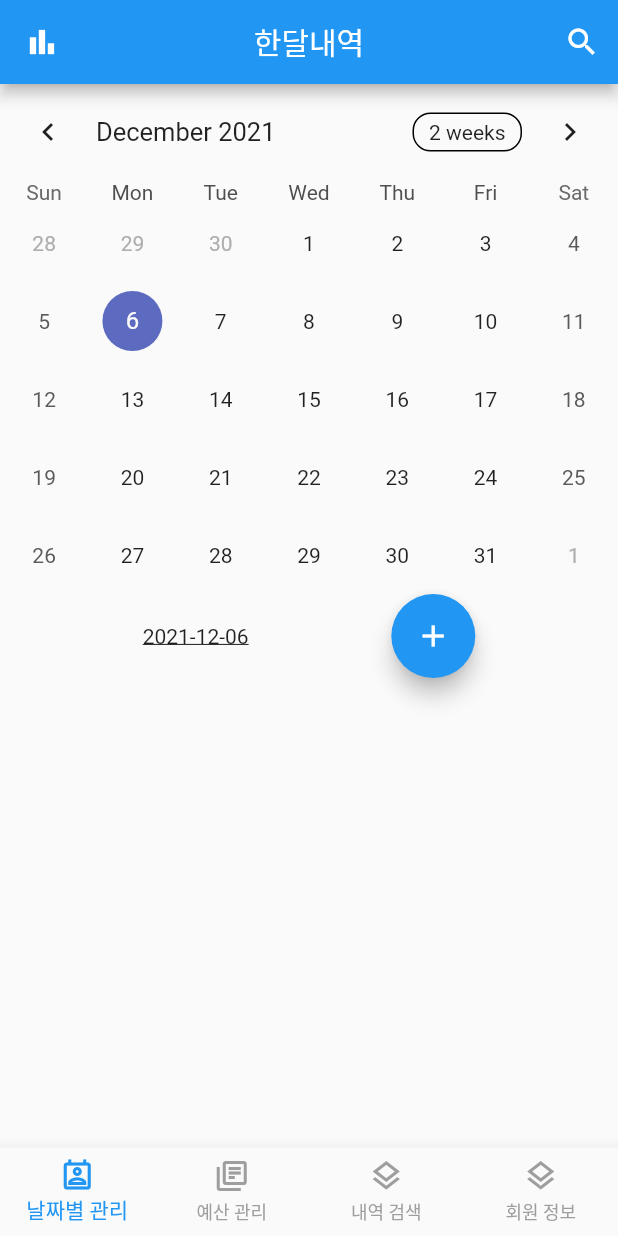
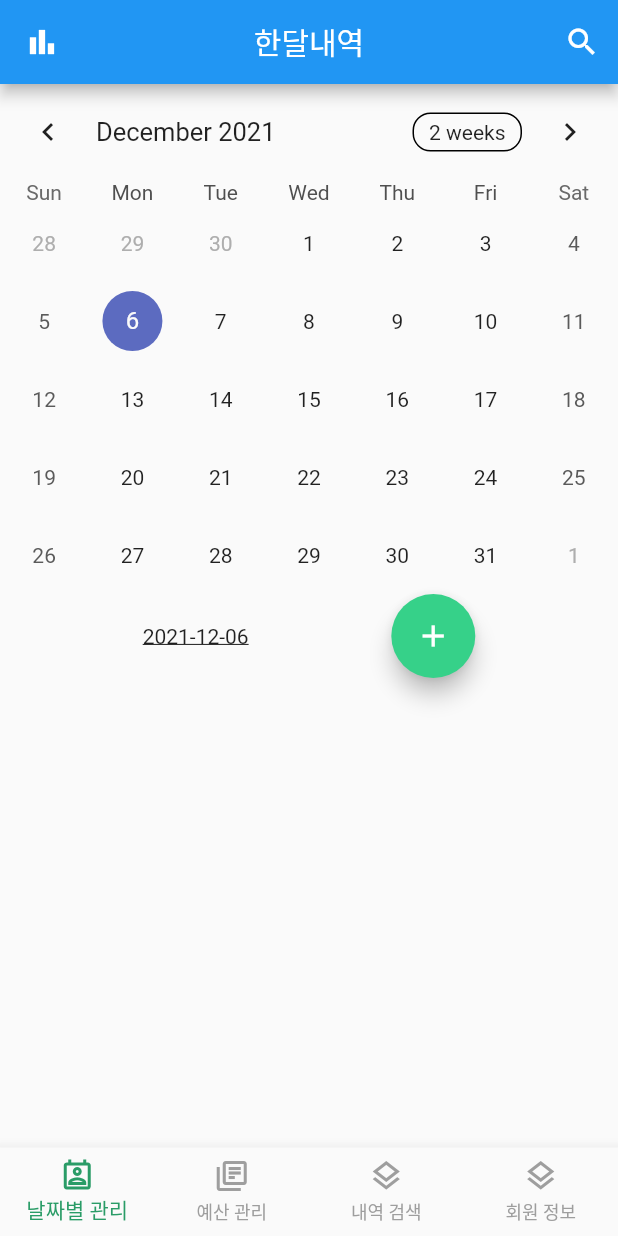
Before and after one commit to didgmlcks99/accountbook, a Flutter app: the screen it shows after launch, after a tap on "NEXT", on a phone screen of 412 x 824 dp. Run offline on Flutter 3.47's test engine with Material 2 defaults, Android fonts, the phone set to English and light mode, and no system bars; drawn by our look-alikes of table_calendar; our stand-ins replace avatar_glow, cloud_firestore, firebase_auth, firebase_core, google_maps_flutter, google_sign_in and 4 more; missing offline and left inert: google_maps_place_picker; accounts and stored records are empty; network calls fail.

Commit message:
ui design

```diff
--- a/lib/app.dart
+++ b/lib/app.dart
@@ -29,10 +29,25 @@ class _AccountBookAppState extends State<AccountBookApp>{
           return MaterialApp(
             title: 'AccountBookApp',
             theme: ThemeData(
-                brightness: Brightness.light,
-                // appBarTheme: const AppBarTheme(
-                //   color: Colors.lightGreen,
-                // )
+              primaryTextTheme: TextTheme(
+                title: TextStyle(color: Colors.white,
+                    fontWeight: FontWeight.bold),
+
+              ),
+
+              primaryIconTheme: IconThemeData(
+                color: Colors.white,
+              ),
+
+              elevatedButtonTheme: ElevatedButtonThemeData(
+                style: ElevatedButton.styleFrom(
+                  primary: Color(0XFF139e5d)
+                )
+              ),
+
+              primaryColor:  Color(0xFF88c2a7),
+              accentColor: Color(0XFF36d189)
+
             ),
             home: const HomePage(),
             initialRoute: '/login',
--- a/lib/date.dart
+++ b/lib/date.dart
@@ -75,7 +75,7 @@ class _DatePage extends State<DatePage> {
                     )
                   ),
                   FloatingActionButton(
-                    child: const Icon(Icons.add),
+                    child: const Icon(Icons.add, color: Colors.white,),
                     onPressed: () {
                       Navigator.push(
                         context,
--- a/lib/home.dart
+++ b/lib/home.dart
@@ -26,7 +26,7 @@ class _HomePageState extends State<HomePage> {
       body: _pageList[_selectedIndex],
       bottomNavigationBar: BottomNavigationBar(
         type: BottomNavigationBarType.fixed,
-        selectedItemColor: Colors.blue,
+        selectedItemColor: Color(0XFF2a9c67),
         unselectedItemColor: Colors.grey,
         showUnselectedLabels: true,
         currentIndex: _selectedIndex,
--- a/lib/search.dart
+++ b/lib/search.dart
@@ -104,7 +104,6 @@ class _SearchPage extends State<SearchPage> {
                     TextField(
                       decoration: const InputDecoration(
                           labelText: '메모 내용 검색',
-                          focusColor: Colors.black12,
                           prefixIcon: Icon(Icons.search,),
                       ),
                       controller: _memoController,
@@ -119,8 +118,7 @@ class _SearchPage extends State<SearchPage> {
                           ElevatedButton(
                             onPressed:(){
                             appState.searchItem(term, category, _memoController.text);
-                            }, child: const Text('검색')
-                            ),
+                            }, child: const Text('검색'),),
                           searchedList(context, appState)
                           ],
                         )
--- a/lib/src/authentication.dart
+++ b/lib/src/authentication.dart
@@ -32,10 +32,10 @@ class Authentication extends StatelessWidget {
     return Column(
       children: <Widget>[
         ElevatedButton(
-          child: const Text('Google'),
+          child: const Text('Google Login'),
           style: ElevatedButton.styleFrom(
             minimumSize: const Size(double.infinity, 50),
-            primary : Colors.red,
+            primary: Color(0XFF22a15a)
           ),
           onPressed: () async {
             startLoginFlow();
@@ -45,7 +45,7 @@ class Authentication extends StatelessWidget {
         ElevatedButton(
           child: const Text('logout'),
           style: ElevatedButton.styleFrom(
-            primary : Colors.pink,
+            primary : Color(0xFFabdbb8),
           ),
           onPressed: () async {
             signOut();
```
Also changed, not shown: lib/budget.dart (+34 -30 lines).
